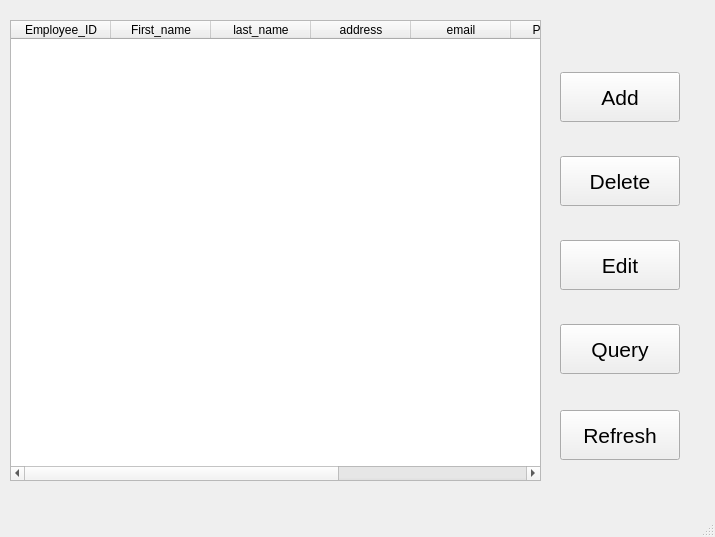
Old version of the form mainWindow.ui in the repository umaid-git/Employee-Record-Viewer.
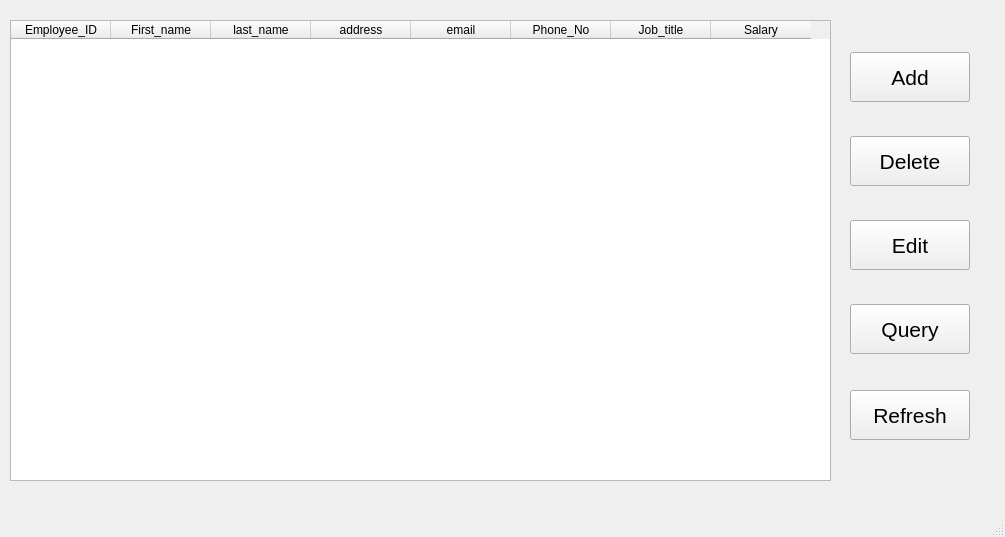
New version of the form.

```diff
--- a/mainWindow.ui
+++ b/mainWindow.ui
@@ -6,7 +6,7 @@
    <rect>
     <x>0</x>
     <y>0</y>
-    <width>715</width>
+    <width>1005</width>
     <height>537</height>
    </rect>
   </property>
@@ -19,7 +19,7 @@
      <rect>
       <x>10</x>
       <y>20</y>
-      <width>531</width>
+      <width>821</width>
       <height>461</height>
      </rect>
     </property>
@@ -70,8 +70,8 @@
    <widget class="QPushButton" name="addPushButton">
     <property name="geometry">
      <rect>
-      <x>560</x>
-      <y>72</y>
+      <x>850</x>
+      <y>52</y>
       <width>120</width>
       <height>50</height>
      </rect>
@@ -88,8 +88,8 @@
    <widget class="QPushButton" name="deletePushButton">
     <property name="geometry">
      <rect>
-      <x>560</x>
-      <y>156</y>
+      <x>850</x>
+      <y>136</y>
       <width>120</width>
       <height>50</height>
      </rect>
@@ -106,8 +106,8 @@
    <widget class="QPushButton" name="editPushButton">
     <property name="geometry">
      <rect>
-      <x>560</x>
-      <y>240</y>
+      <x>850</x>
+      <y>220</y>
       <width>120</width>
       <height>50</height>
      </rect>
@@ -124,8 +124,8 @@
    <widget class="QPushButton" name="queryPushButton">
     <property name="geometry">
      <rect>
-      <x>560</x>
-      <y>324</y>
+      <x>850</x>
+      <y>304</y>
       <width>120</width>
       <height>50</height>
      </rect>
@@ -142,8 +142,8 @@
    <widget class="QPushButton" name="refreshPushButton">
     <property name="geometry">
      <rect>
-      <x>560</x>
-      <y>410</y>
+      <x>850</x>
+      <y>390</y>
       <width>120</width>
       <height>50</height>
      </rect>
```
Left out of the diff: 2 changed lines with no effect on the pictures.
